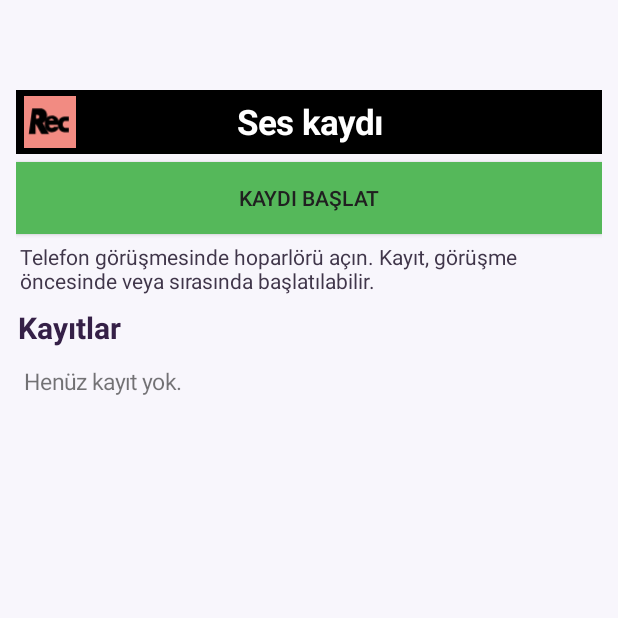
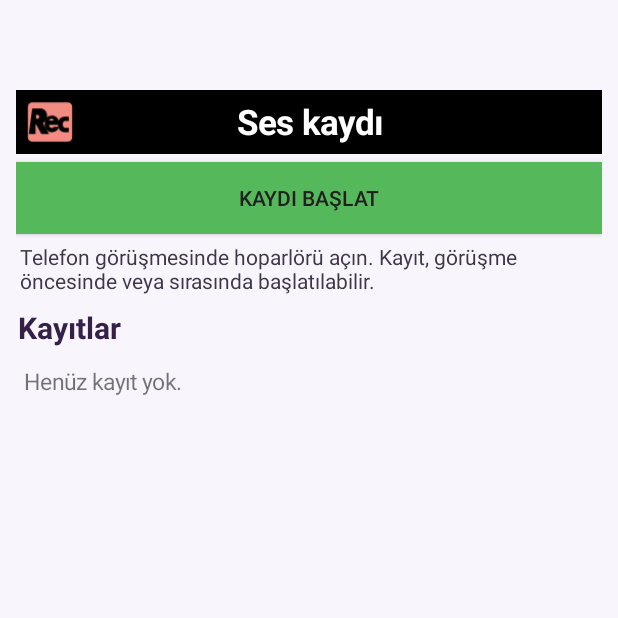
Before and after one commit to muhammedyusufolgun/ses-kaydi, an Android app: the screen it shows after launch (MainActivity), on a phone screen of 412 x 824 dp, the top half of it. Run offline under Robolectric (Android 15) with nearby library versions, the phone set to English and light mode, and no system bars.

Commit message:
Match icon background to black header

```diff
--- a/app/src/main/res/drawable/ic_cassette.xml
+++ b/app/src/main/res/drawable/ic_cassette.xml
@@ -3,7 +3,8 @@
     android:height="108dp"
     android:viewportWidth="108"
     android:viewportHeight="108">
-    <path android:fillColor="#F28B82" android:pathData="M0,0h108v108h-108z" />
+    <path android:fillColor="#000000" android:pathData="M0,0h108v108h-108z" />
+    <path android:fillColor="#F28B82" android:pathData="M8,22c0,-5 4,-9 9,-9h74c5,0 9,4 9,9v64c0,5 -4,9 -9,9h-74c-5,0 -9,-4 -9,-9z" />
     <path android:fillColor="#000000" android:fillType="evenOdd"
         android:pathData="M17,26h17c16,0 19,23 5,30l13,23h-16l-11,-20h-1v20h-14z M25,39v8h3c5,0 5,-8 0,-8z" />
     <path android:fillColor="#000000" android:fillType="evenOdd"
```
